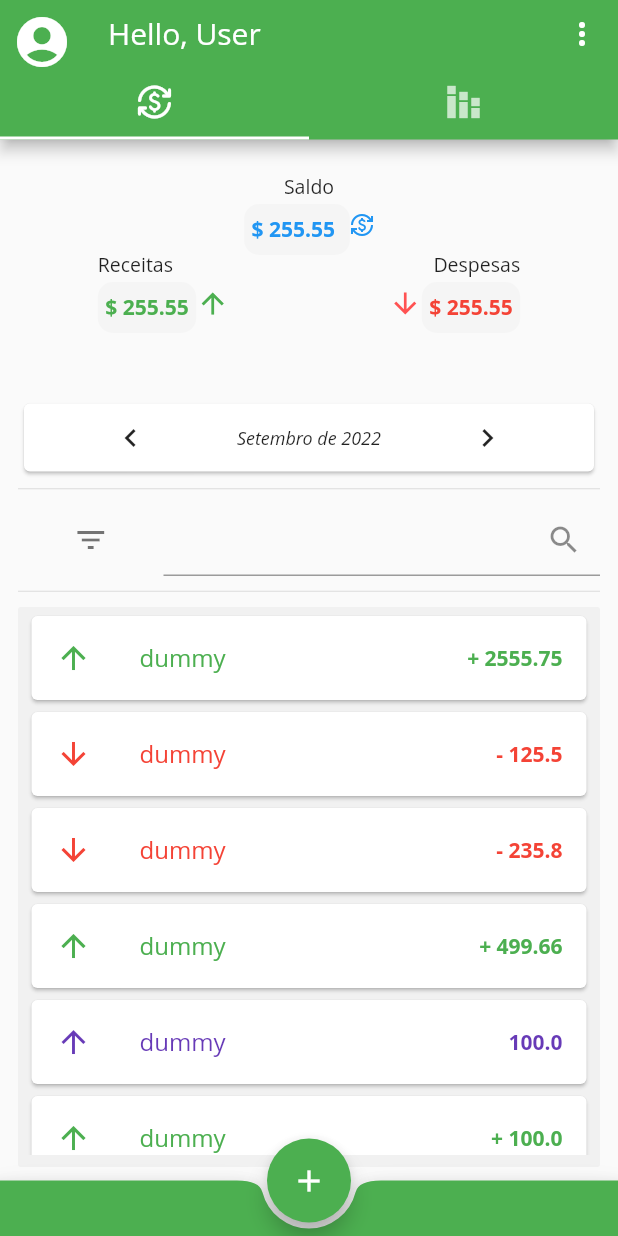
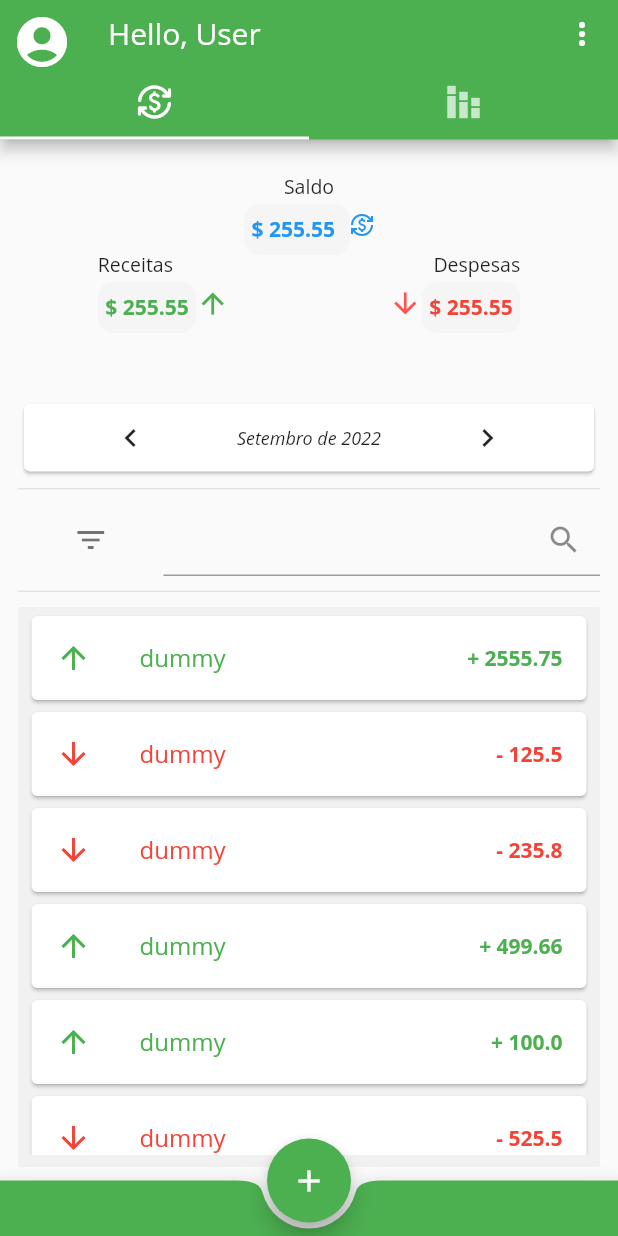
Before and after one commit to KassioRF/TP_PDM, a Flutter app: the screen it shows after launch, on a phone screen of 412 x 824 dp. Run offline on Flutter 3.47's test engine with Material 2 defaults, Android fonts, the phone set to English and light mode, and no system bars; Roboto replaces fonts that are missing (Open Sans).

Commit message:
added home tabbar

```diff
--- a/gkfin/lib/providers/records.dart
+++ b/gkfin/lib/providers/records.dart
@@ -15,7 +15,9 @@ class Records with ChangeNotifier {
     if (filter != Filter.ALL) {
       return _items.where((element) => element.type == filter).toList();
     }
-    return [..._items];
+    //return [..._items];
+    //exlude invest for all
+    return _items.where((element) => element.type != Filter.INVEST).toList();
   }
 
   void addRecord(Record record) {
--- a/gkfin/lib/views/home.dart
+++ b/gkfin/lib/views/home.dart
@@ -8,7 +8,11 @@ import 'package:gkfin/widgets/list_records.dart';
 import 'package:gkfin/widgets/filter_items.dart';
 import 'package:gkfin/widgets/pick_date.dart';
 import 'package:gkfin/views/add_register.dart';
+import 'package:gkfin/providers/records.dart';
+import 'package:provider/provider.dart';
+
 import '../utils/app_routes.dart';
+import '../utils/filter.dart';
 
 // import '../models/records.dart';
 // import '../models/records.dart';
@@ -40,13 +44,21 @@ class _HomeView extends State<HomeView> with SingleTickerProviderStateMixin {
 
   // final String _currMonth = 'Setembro de 2022';
   late TabController _tabController;
-
+  late String _currentTab;
 
   @override
   void initState(){
     super.initState();
     _tabController = TabController(vsync: this, length: 2);
-    // _tabController = TabController(vsync: this, length: 2);
+    _tabController.addListener(_handleTabSelection);
+    _currentTab = Filter.ALL;
+  }
+
+  void _handleTabSelection(){
+    if(_tabController.indexIsChanging){
+      _currentTab = _tabController.index == 0 ? Filter.ALL : Filter.INVEST;
+      print(_currentTab);
+    }
   }
   // ignore: empty_constructor_bodies
   @override
@@ -92,6 +104,9 @@ class _HomeView extends State<HomeView> with SingleTickerProviderStateMixin {
           ),
         ],
         bottom: TabBar(
+          onTap: (index){
+            Provider.of<Records>(context, listen: false).setFilter(_currentTab);
+          },
           controller: _tabController,
           // unselectedLabelColor: Theme.of(context).backgroundColor,
           // indicator: BoxDecoration(color: Theme.of(context).backgroundColor),
@@ -110,7 +125,13 @@ class _HomeView extends State<HomeView> with SingleTickerProviderStateMixin {
               flex:3,
               //Componentizar os containers! 1 Widget pra cada divisão
               //header
-              child: HomeOverView(),
+              child: TabBarView(
+                controller: _tabController,
+                children: <Widget>[
+                    HomeOverView(),
+                    HomeOverView(),
+                ],
+              ),
             ),
               // Data slider
             // Divider(indent: 15, endIndent: 15,),
@@ -144,6 +165,10 @@ class _HomeView extends State<HomeView> with SingleTickerProviderStateMixin {
 
         ),
       ),
+
+
+
+
       //FAB add register
       //ref: https://stackoverflow.com/questions/59455684/how-to-make-bottomnavigationbar-notch-transparent
       floatingActionButton: FloatingActionButton(
--- a/gkfin/lib/widgets/home_overview.dart
+++ b/gkfin/lib/widgets/home_overview.dart
@@ -26,15 +26,17 @@ class _HomeOverView extends State<HomeOverView> {
   @override
   Widget build(BuildContext context) {
     String activeFilter = Provider.of<Records>(context).getFilter();
-    // Make an Widget "clickable" with InkWell
-    // ref: https://stackoverflow.com/questions/43692923/flutter-container-onpressed
-    // Answered by @CopsOnRoad
-    return Column(
+
+    return activeFilter != Filter.INVEST ? // Show's OverView for Spent/Proft's
+      Column(
         children: <Widget>[
           //Saldo
           Row(
             mainAxisAlignment: MainAxisAlignment.center,
             children: <Widget>[
+              // Make an Widget "clickable" with InkWell
+              // ref: https://stackoverflow.com/questions/43692923/flutter-container-onpressed
+              // Answered by @CopsOnRoad
               InkWell(
                 onTap: (){
                   Provider.of<Records>(context, listen: false).setFilter(Filter.ALL);
@@ -141,6 +143,51 @@ class _HomeOverView extends State<HomeOverView> {
             ],
           ),
         ],
+      )
+
+      : // Show's OverView for Invets
+
+      Column(
+        mainAxisAlignment: MainAxisAlignment.center,
+        children: <Widget>[
+          Row(
+            mainAxisAlignment: MainAxisAlignment.center,
+            children: <Widget>[
+              InkWell(
+                onTap: (){
+                  // Provider.of<Records>(context, listen: false).setFilter(Filter.ALL);
+                  // print('set provider: filter value');
+                },
+                child: Column(
+                  children: <Widget>[
+                    Container(
+                      padding: const  EdgeInsets.only(top:10),
+                      child: const  Text('Investimentos', style: TextStyle(fontSize: 13) ),
+
+                    ),
+                    Row(
+                      children: <Widget>[
+                        Container(
+                          padding: const EdgeInsets.fromLTRB(5, 10, 10, 5),
+                          decoration: _boxDecoration,
+                          child: Text(
+                            '\$ 200.0',
+                            style: TextStyle (
+                              color: Colors.deepPurple.withOpacity(1),
+                              fontWeight: FontWeight.bold,
+                            ),
+                          ),
+                        ),
+                        const Icon(Icons.stacked_bar_chart, color: Colors.deepPurple,),
+
+                      ],
+                    ),
+                  ],
+                ),
+              ),
+            ],
+          ),
+        ],
       );
   }
 }
```
Lines whose indentation alone changed are shown as unchanged.
